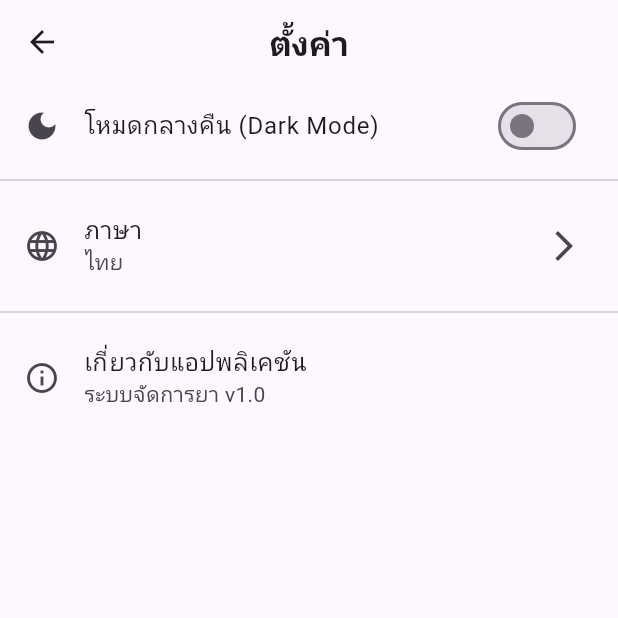
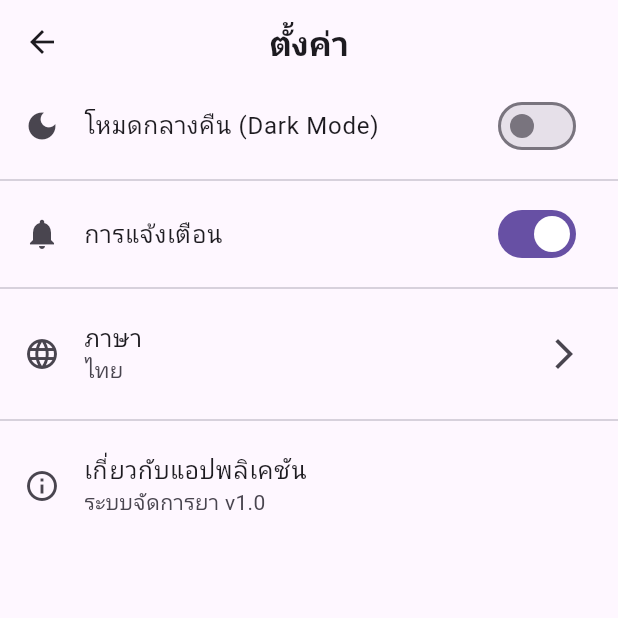
Before and after one commit to SittikornPratomwan/DrugApp-Flutter, a Flutter app: the SittingPage screen opened directly, on a phone screen of 412 x 824 dp, the top half of it. Run offline on Flutter 3.47's test engine with Material 3 defaults, Android fonts, the phone set to English and light mode, and no system bars.

Commit message:
noti bottom

```diff
--- a/flutter_application_1/lib/---Menu---/setting.dart
+++ b/flutter_application_1/lib/---Menu---/setting.dart
@@ -13,6 +13,9 @@ class SittingPage extends StatefulWidget {
 class _SittingPageState extends State<SittingPage> {
   bool get isDarkMode => themeModeNotifier.value == ThemeMode.dark;
   String get currentLanguage => localeManager.currentLocale.languageCode;
+
+  // เพิ่มตัวแปรสำหรับการแจ้งเตือน
+  bool _notificationsEnabled = true;
 
   @override
   Widget build(BuildContext context) {
@@ -33,6 +36,18 @@ class _SittingPageState extends State<SittingPage> {
             onChanged: (val) {
               themeModeNotifier.value = val ? ThemeMode.dark : ThemeMode.light;
               setState(() {});
+            },
+          ),
+          const Divider(),
+          SwitchListTile(
+            title: Text(AppLocalizations.get('notifications', currentLanguage)),
+            secondary: const Icon(Icons.notifications),
+            value: _notificationsEnabled,
+            onChanged: (val) {
+              setState(() {
+                _notificationsEnabled = val;
+              });
+              // TODO: บันทึกการตั้งค่าการแจ้งเตือน
             },
           ),
           const Divider(),
--- a/flutter_application_1/lib/---Translate---/vocabulary.dart
+++ b/flutter_application_1/lib/---Translate---/vocabulary.dart
@@ -43,6 +43,7 @@ class AppLocalizations {
       'stock': 'คงเหลือ',
       'low_stock': 'สต็อกต่ำ',
       'expiry': 'หมดอายุ',
+      'notifications': 'การแจ้งเตือน',
     },
     'en': {
       'settings': 'Settings',
@@ -87,6 +88,7 @@ class AppLocalizations {
       'stock': 'Stock',
       'low_stock': 'Low Stock',
       'expiry': 'Expiry',
+      'notifications': 'Notifications',
     },
   };
 
```
